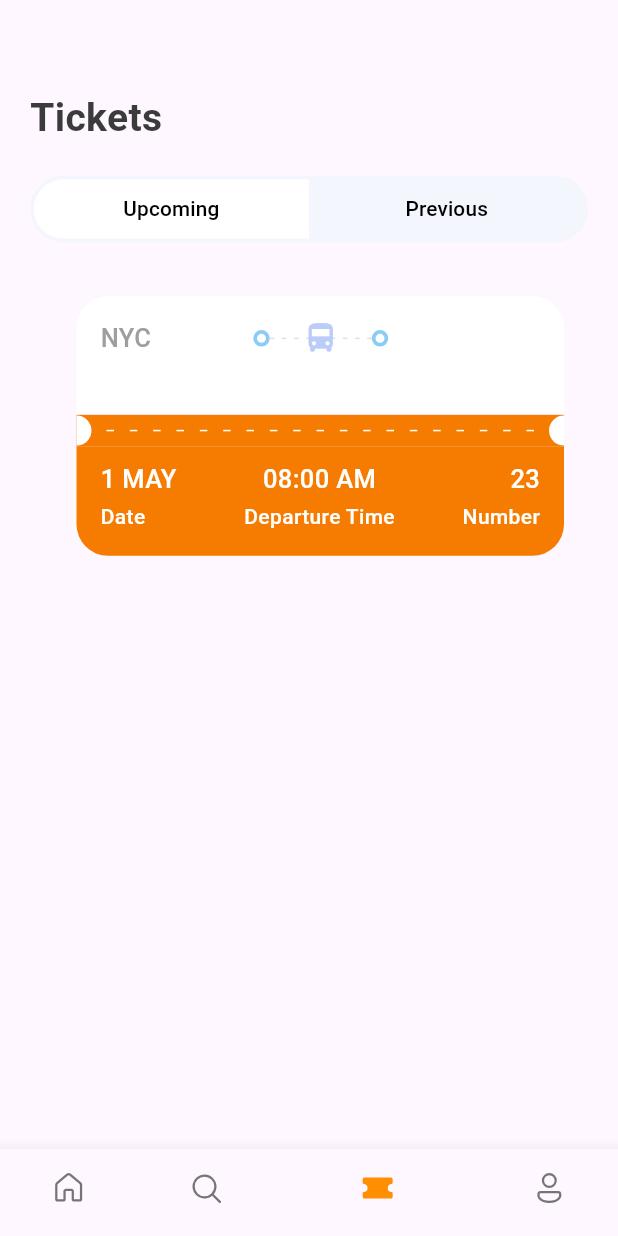
After one commit to Nabh0503/BookTickets, a Flutter app: the screen it shows after launch, item 3 of the bottom bar chosen, on a phone screen of 412 x 824 dp. The commit adds this screen. Run offline on Flutter 3.47's test engine with Material 3 defaults, Android fonts, the phone set to English and light mode, and no system bars; our stand-ins replace fluentui_icons, gap, get.

Commit message:
Last commit of the Day

```diff
--- a/lib/screens/bottom_bar.dart
+++ b/lib/screens/bottom_bar.dart
@@ -1,4 +1,5 @@
 import 'package:bookingtickets/screens/search_screen.dart';
+import 'package:bookingtickets/screens/ticket_screen.dart';
 import 'package:fluentui_icons/fluentui_icons.dart';
 import 'package:flutter/material.dart';
 
@@ -16,7 +17,7 @@ class _BottomBarState extends State<BottomBar> {
   static final List<Widget>_widgetOptions = <Widget>[
     const HomeScreen(),
     const SearchScreen(),
-    const Text('Tickets'),
+    const TicketScreen(),
     const Text('Profile'),
   ];
 
--- a/lib/screens/search_screen.dart
+++ b/lib/screens/search_screen.dart
@@ -2,6 +2,7 @@ import 'package:bookingtickets/utils/app_layout.dart';
 import 'package:bookingtickets/utils/app_styles.dart';
 import 'package:bookingtickets/widgets/double_text_widget.dart';
 import 'package:bookingtickets/widgets/icon_text_widget.dart';
+import 'package:bookingtickets/widgets/ticket_tabs.dart';
 import 'package:flutter/material.dart';
 import 'package:gap/gap.dart';
 
@@ -19,39 +20,7 @@ class SearchScreen extends StatelessWidget {
           const Gap(40),
           Text("What are\nyou looking for?",style: Styles.headLineStyle1.copyWith(fontSize: 35),),
           const Gap(20),
-          FittedBox(
-            child: Container(
-              padding: const EdgeInsets.all(5),
-              decoration: BoxDecoration(
-                  borderRadius: BorderRadius.circular(50),
-                  color: const Color(0xFFF4F6FD)
-              ),
-              child: Row(
-                children: [
-                  //Airline Tickets
-                  Container(
-                    width: size.width*.9,
-                    padding: const EdgeInsets.symmetric(vertical: 20),
-                    decoration: const BoxDecoration(
-                        borderRadius: BorderRadius.horizontal(left: Radius.circular(50)),
-                        color: Colors.white
-                    ),
-                    child: Center(child: Text("Bus Tickets",style: Styles.headLineStyle5)),
-                  ),
-                  //Hotels
-                  Container(
-                    width: size.width*.9,
-                    padding: const EdgeInsets.symmetric(vertical: 20),
-                    decoration: const BoxDecoration(
-                        borderRadius: BorderRadius.horizontal(right: Radius.circular(50)),
-                        color: Colors.transparent
-                    ),
-                    child: Center(child: Text("Hotels",style: Styles.headLineStyle5,)),
-                  )
-                ],
-              ),
-            ) ,
-          ),
+          const AppTicketTabs(firstTab: "Bus Tickets",secondTab: "Hotels",),
           const Gap(20),
           const AppIconText(icon: Icons.bus_alert_outlined, text: "Departure"),
           const Gap(15),
--- /dev/null
+++ b/lib/screens/ticket_screen.dart
@@ -0,0 +1,36 @@
+import 'package:bookingtickets/screens/tickets_view.dart';
+import 'package:bookingtickets/utils/app_info_list.dart';
+import 'package:bookingtickets/utils/app_layout.dart';
+import 'package:bookingtickets/utils/app_styles.dart';
+import 'package:bookingtickets/widgets/ticket_tabs.dart';
+import 'package:flutter/material.dart';
+import 'package:gap/gap.dart';
+
+class TicketScreen extends StatelessWidget {
+  const TicketScreen({super.key});
+
+  @override
+  Widget build(BuildContext context) {
+    final size=AppLayout.getSize(context);
+    return Scaffold(
+      body: Stack(
+        children: [
+          ListView(
+            padding: const EdgeInsets.symmetric(horizontal: 20,vertical: 20),
+          children: [
+            const Gap(40),
+            Text("Tickets",style: Styles.headLineStyle1,),
+            const Gap(20),
+            const AppTicketTabs(firstTab: "Upcoming",secondTab: "Previous",),
+            const Gap(20),
+            Container(
+              padding: EdgeInsets.only(left: 15),
+              child: TicketView(ticket:ticketList[0],isColor: true,),
+            )
+          ],
+        ),
+        ],
+      ),
+    );
+  }
+}
--- a/lib/screens/tickets_view.dart
+++ b/lib/screens/tickets_view.dart
@@ -6,7 +6,8 @@ import 'package:gap/gap.dart';
 
 class TicketView extends StatelessWidget {
   final Map<String,dynamic> ticket;
-  const TicketView({super.key,required this.ticket});
+  final bool? isColor;
+  const TicketView({super.key,required this.ticket, this.isColor});
 
   @override
   Widget build(BuildContext context) {
@@ -20,8 +21,8 @@ class TicketView extends StatelessWidget {
           children: [
             //showing the blue card of the ticket
             Container(
-              decoration: const BoxDecoration(
-                color: Color(0xFF526799),
+              decoration: BoxDecoration(
+                color: isColor==null? Color(0xFF526799):Colors.white,
                 borderRadius: BorderRadius.only(topLeft: Radius.circular(21),
                     topRight: Radius.circular(21)),
               ),
@@ -30,11 +31,12 @@ class TicketView extends StatelessWidget {
                 children: [
                   Row(
                     children: [
-                      Text(ticket['from']['code'],style: Styles.headLineStyle3.copyWith(color: Colors.white),),
+                      Text(ticket['from']['code'],
+                        style: isColor==null? Styles.headLineStyle3.copyWith(color: Colors.white):Styles.headLineStyle3),
 
                       Expanded(child: Container()),
 
-                      const ThickContainer(),
+                      const ThickContainer(isColor: true,),
 
                       Expanded(child: Stack(
                         children: [
@@ -46,19 +48,20 @@ class TicketView extends StatelessWidget {
                                 direction:Axis.horizontal,
                                 mainAxisAlignment: MainAxisAlignment.spaceBetween,
                                 mainAxisSize: MainAxisSize.max,
-                                children: List.generate((constraints.constrainWidth()/7).floor(), (index) => const SizedBox(
-                                  width:3,height: 1,child: DecoratedBox(decoration: BoxDecoration(color: Colors.white),
+                                children: List.generate((constraints.constrainWidth()/7).floor(), (index) => SizedBox(
+                                  width:3,height: 1,child: DecoratedBox(decoration: BoxDecoration(
+                                    color: isColor==null? Colors.white:Colors.grey.shade300),
                                 ),),
                                 )
                               );
                             },
                           )
                         ),
-                          const Center(child: Icon(Icons.directions_bus,color: Colors.white,)),
+                          Center(child: Icon(Icons.directions_bus,color:isColor==null? Colors.white:Color(0xFFBACCF7),)),
                         ],
                       )),
 
-                      const ThickContainer(),
+                      const ThickContainer(isColor: true,),
                       Expanded(child: Container()),
 
                       Text(ticket['to']['code'],style: Styles.headLineStyle3.copyWith(color: Colors.white),)
--- a/lib/widgets/thick_container.dart
+++ b/lib/widgets/thick_container.dart
@@ -1,7 +1,8 @@
 import 'package:flutter/material.dart';
 
 class ThickContainer extends StatelessWidget {
-  const ThickContainer({super.key});
+  final bool? isColor;
+  const ThickContainer({super.key,this.isColor});
 
   @override
   Widget build(BuildContext context) {
@@ -9,7 +10,7 @@ class ThickContainer extends StatelessWidget {
       padding: const EdgeInsets.all(3.0),
       decoration: BoxDecoration(
         borderRadius: BorderRadius.circular(20),
-        border: Border.all(width: 2.5,color: Colors.white)
+        border: Border.all(width: 2.5,color: isColor==null? Colors.white:const Color(0xFF8ACCF7)),
       )
     );
   }
--- /dev/null
+++ b/lib/widgets/ticket_tabs.dart
@@ -0,0 +1,48 @@
+import 'package:bookingtickets/utils/app_layout.dart';
+import 'package:bookingtickets/utils/app_styles.dart';
+import 'package:flutter/cupertino.dart';
+import 'package:flutter/material.dart';
+
+class AppTicketTabs extends StatelessWidget {
+  final String firstTab;
+  final String secondTab;
+  const AppTicketTabs({super.key, this.firstTab="Bus Tickets", this.secondTab="Hotels"});
+
+  @override
+  Widget build(BuildContext context) {
+    final size=AppLayout.getSize(context);
+    return FittedBox(
+      child: Container(
+        padding: const EdgeInsets.all(5),
+        decoration: BoxDecoration(
+            borderRadius: BorderRadius.circular(50),
+            color: const Color(0xFFF4F6FD)
+        ),
+        child: Row(
+          children: [
+            //Airline Tickets
+            Container(
+              width: size.width*.9,
+              padding: const EdgeInsets.symmetric(vertical: 20),
+              decoration: const BoxDecoration(
+                  borderRadius: BorderRadius.horizontal(left: Radius.circular(50)),
+                  color: Colors.white
+              ),
+              child: Center(child: Text(firstTab,style: Styles.headLineStyle5)),
+            ),
+            //Hotels
+            Container(
+              width: size.width*.9,
+              padding: const EdgeInsets.symmetric(vertical: 20),
+              decoration: const BoxDecoration(
+                  borderRadius: BorderRadius.horizontal(right: Radius.circular(50)),
+                  color: Colors.transparent
+              ),
+              child: Center(child: Text(secondTab,style: Styles.headLineStyle5,)),
+            )
+          ],
+        ),
+      ) ,
+    );
+  }
+}
```
